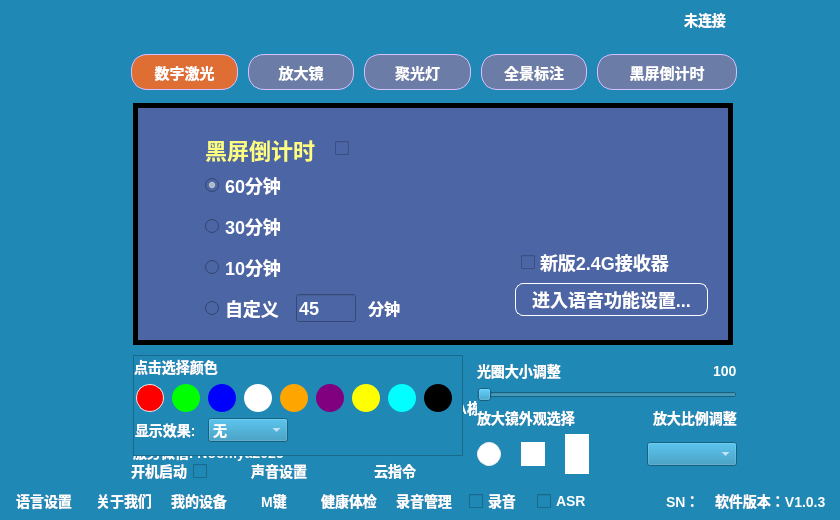
Qt form EasyPointer/mainwindow.ui (wlffeng2008/EasyPointer) before a commit.
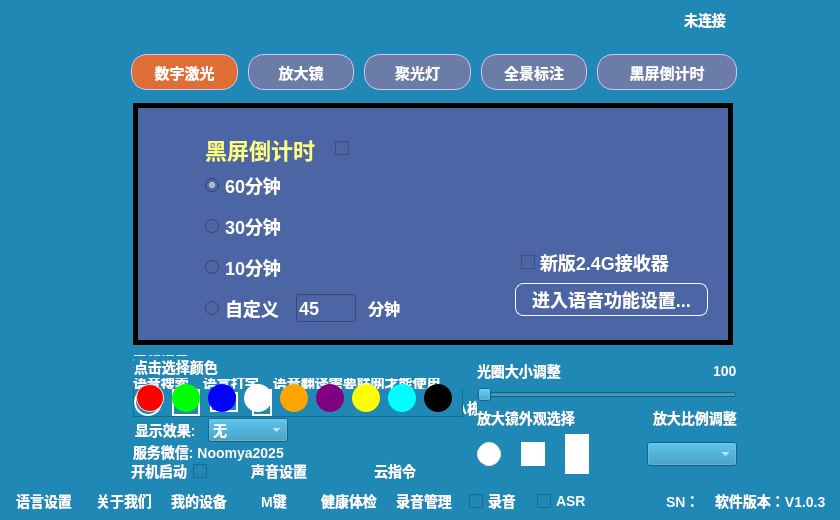
The same form after that commit. Icons and pictures are not drawn. Custom widgets are drawn as their Qt base class.

Patch:
```diff
--- a/EasyPointer/mainwindow.ui
+++ b/EasyPointer/mainwindow.ui
@@ -2206,6 +2206,9 @@
          <height>101</height>
         </rect>
        </property>
+       <property name="styleSheet">
+        <string notr="true">#frameColor{background-color: transparent;}</string>
+       </property>
        <property name="frameShape">
         <enum>QFrame::Shape::StyledPanel</enum>
        </property>
```
Left out of the diff: 4 changed lines with no effect on the pictures.
